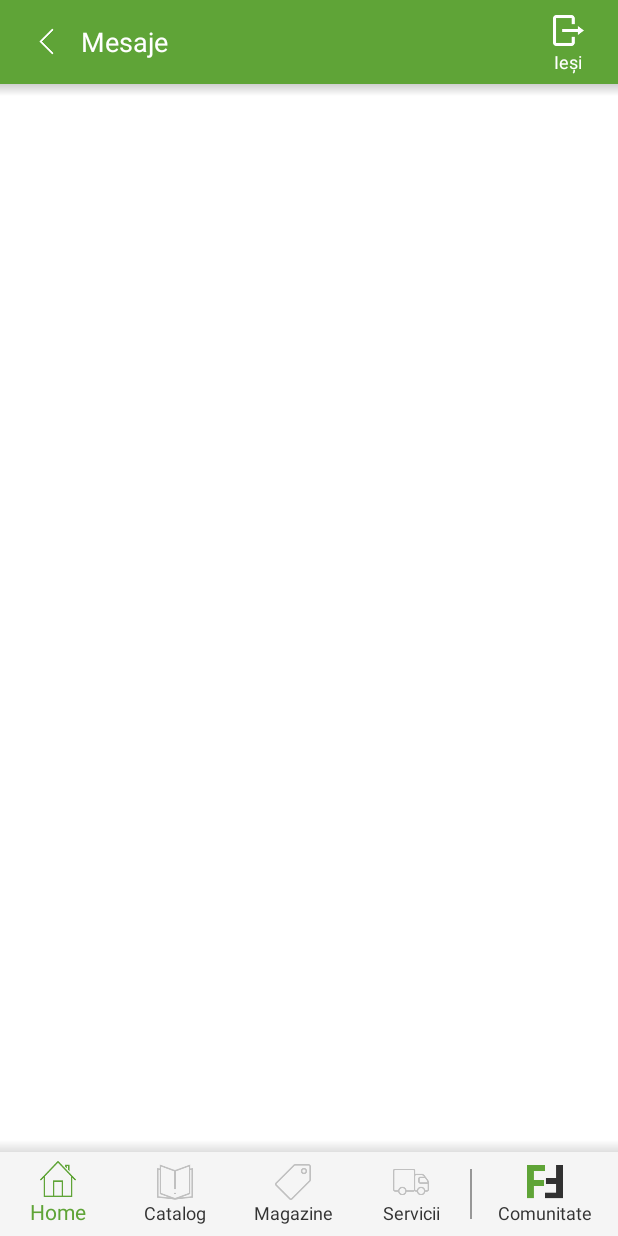
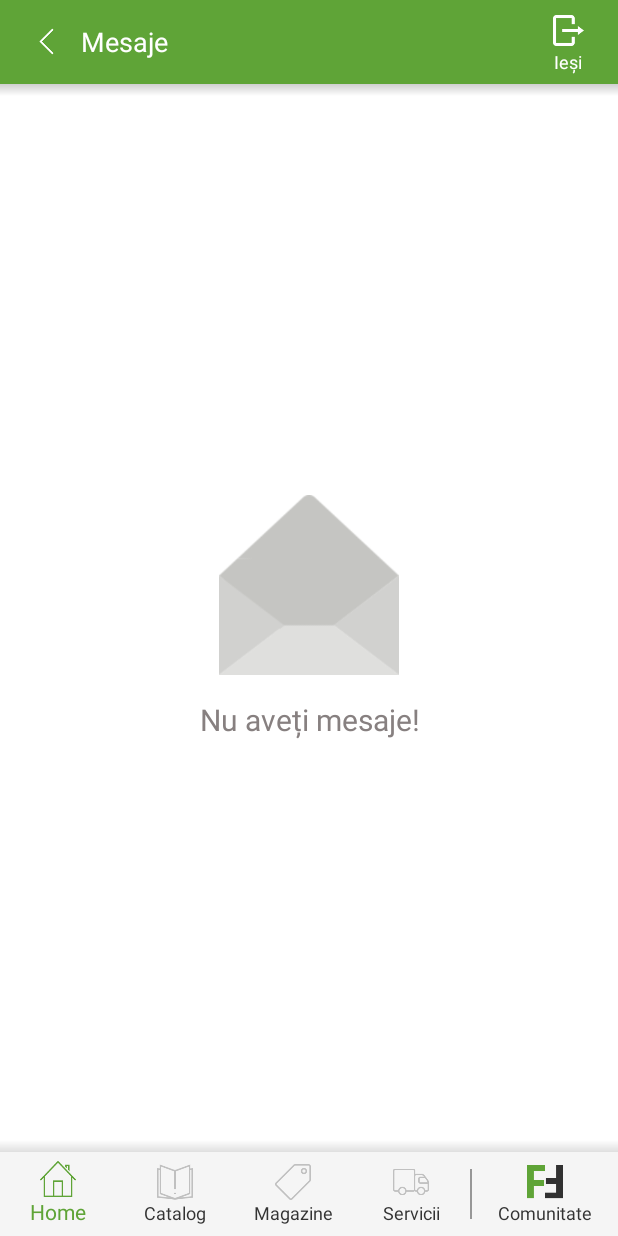
Before and after one commit to GabiR/lm-android, an Android app: the fragment MessagesFragment placed in its activity, on a phone screen of 412 x 824 dp. Run offline under Robolectric (Android 15) with nearby library versions, the light colour scheme and no system bars; libraries missing offline, so code that uses them is left out: com.crashlytics.android; 6 statements that could not run were skipped.

Commit message:
Missing images

```diff
--- a/app/src/main/java/com/cypien/leroy/fragments/MessagesFragment.java
+++ b/app/src/main/java/com/cypien/leroy/fragments/MessagesFragment.java
@@ -71,6 +71,11 @@ public class MessagesFragment extends Fragment {
         String strDate = sdfDate.format(now);
         messages = DatabaseConnector.getHelper(getActivity()).loadMessages();
         MessagesAdapter adapter = new MessagesAdapter(messages);
+        if(messages.size()==0){
+            recyclerView.setVisibility(View.GONE);
+            view.findViewById(R.id.zero_messages).setVisibility(View.VISIBLE);
+        }
+        else {
             RecyclerView.LayoutManager mLayoutManager = new LinearLayoutManager(getActivity());
             recyclerView.setLayoutManager(mLayoutManager);
             recyclerView.setHasFixedSize(true);
@@ -91,7 +96,7 @@ public class MessagesFragment extends Fragment {
                     transaction.commit();
                 }
             }));
-
+        }
         ((TextView) ((Toolbar) getActivity().findViewById(R.id.toolbar)).getChildAt(2)).setText("Mesaje");
         ((Toolbar) getActivity().findViewById(R.id.toolbar)).getChildAt(0).setVisibility(View.VISIBLE);
         ((Toolbar) getActivity().findViewById(R.id.toolbar)).getChildAt(1).setVisibility(View.GONE);
--- a/app/src/main/res/layout/messages_fragment.xml
+++ b/app/src/main/res/layout/messages_fragment.xml
@@ -8,6 +8,38 @@
         android:id="@+id/messages_list"
         android:layout_width="match_parent"
         android:layout_height="match_parent"
-        android:scrollbars="vertical" />
+        android:scrollbars="vertical"
+        android:visibility="gone"/>
 
+    <LinearLayout
+        android:id="@+id/zero_messages"
+        android:layout_width="match_parent"
+        android:layout_height="match_parent"
+        android:orientation="vertical"
+        android:visibility="visible"
+        android:gravity="center">
+        <ImageView
+            android:layout_width="120dp"
+            android:layout_height="120dp"
+            android:src="@drawable/no_new_messages"
+          android:adjustViewBounds="true"
+
+            />
+        <TextView
+            android:layout_width="match_parent"
+            android:layout_height="wrap_content"
+            android:textSize="20sp"
+            android:textColor="#878080"
+            android:text="Nu aveți mesaje!"
+            android:gravity="center"
+            android:layout_marginRight="16dp"
+            android:layout_marginLeft="16dp"
+            android:layout_marginEnd="16dp"
+            android:layout_marginStart="16dp"
+            android:paddingTop="16dp"
+            />
+
+
+
+    </LinearLayout>
 </LinearLayout>
```
Also changed, not shown: app/src/main/java/com/cypien/leroy/activities/VoiceActivity.java (+18 -1 lines), app/src/main/res/layout/calculator_dashboard.xml (+5 -5 lines), app/src/main/res/layout/vocea_clientului.xml (+6 -6 lines), app/src/main/res/drawable-hdpi/granulated_wall_icon.png (added), app/src/main/res/drawable-hdpi/universal_paint_icon.png (added), app/src/main/res/drawable-mdpi/granulated_wall_icon.png (added), app/src/main/res/drawable-mdpi/universal_paint_icon.png (added), app/src/main/res/drawable-xhdpi/granulated_wall_icon.png (added), app/src/main/res/drawable-xhdpi/universal_paint_icon.png (added), app/src/main/res/drawable-xxhdpi/granulated_wall_icon.png (added), app/src/main/res/drawable-xxhdpi/universal_paint_icon.png (added), app/src/main/res/drawable-xxxhdpi/granulated_wall_icon.png (added), app/src/main/res/drawable-xxxhdpi/universal_paint_icon.png (added), app/src/main/res/drawable/no_new_messages.png (added). Lines whose indentation alone changed are shown as unchanged.
